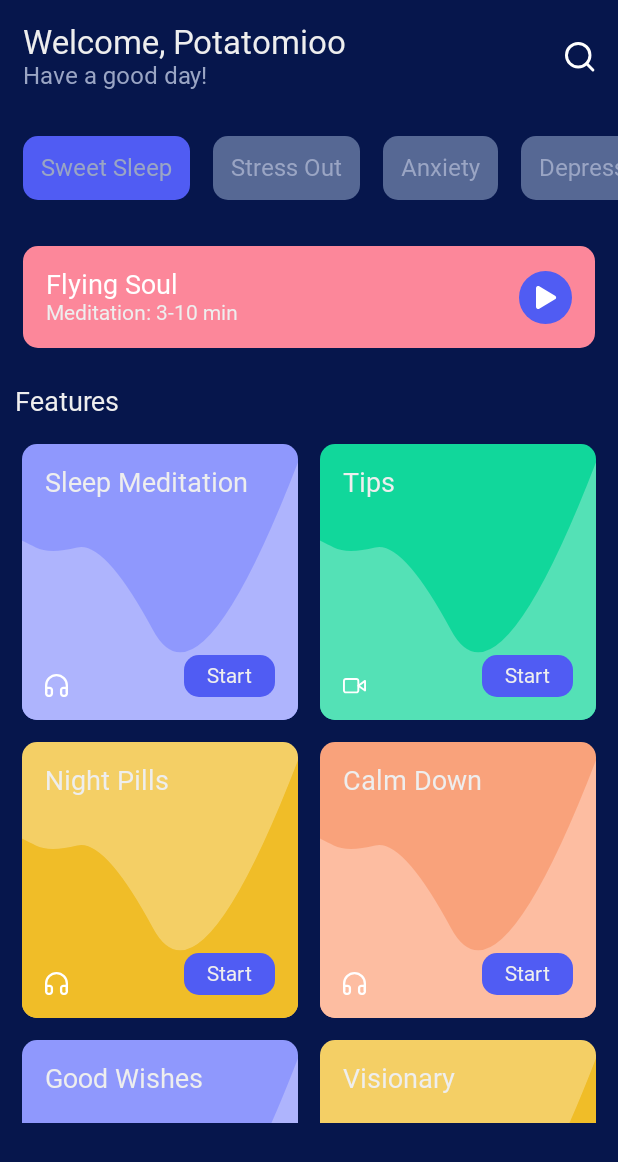
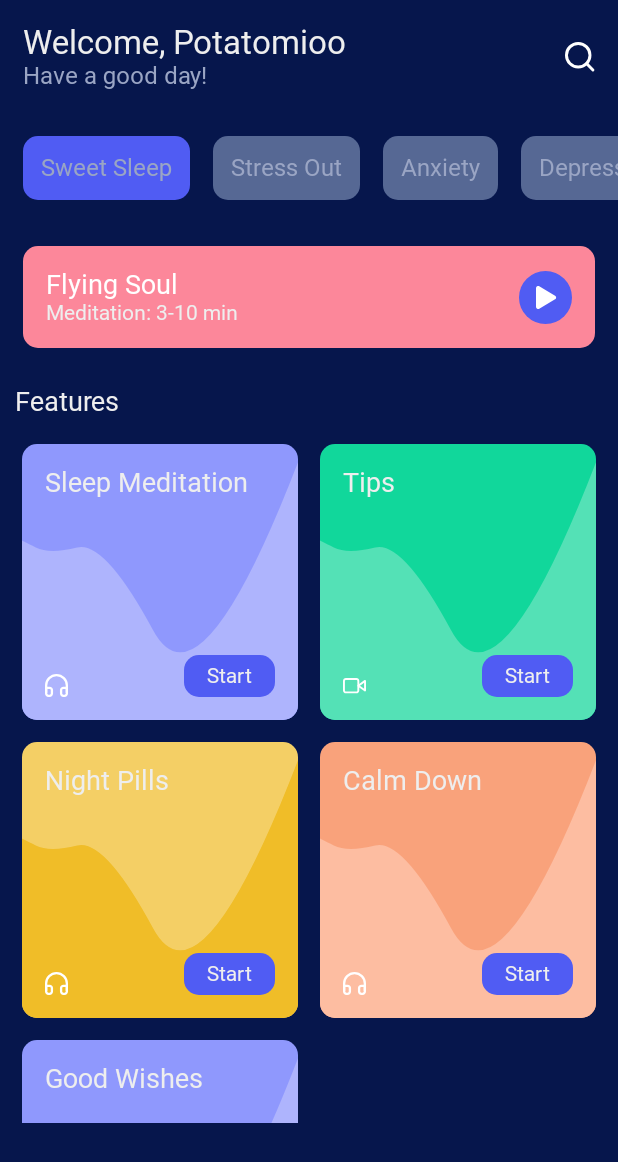
Before and after one commit to potatomioo/MeditateUI, an Android app built with Jetpack Compose: the screen it shows after launch (MainActivity), on a phone screen of 412 x 824 dp. Shown: the top 1162 px of the screen. Run offline under Robolectric (Android 15) with nearby library versions, the phone set to English and light mode, and no system bars; Roboto replaces fonts that are not available here.

```diff
--- a/app/src/main/java/com/example/meditateui/ui/theme/HS.kt
+++ b/app/src/main/java/com/example/meditateui/ui/theme/HS.kt
@@ -98,13 +98,6 @@ fun HomeScreen() {
                         BlueViolet1,
                         BlueViolet2,
                         BlueViolet3
-                    ),
-                    Feature(
-                        title = "Visionary",
-                        R.drawable.ic_headphone,
-                        OrangeYellow1,
-                        OrangeYellow2,
-                        OrangeYellow3
                     )
                 )
             )
```
